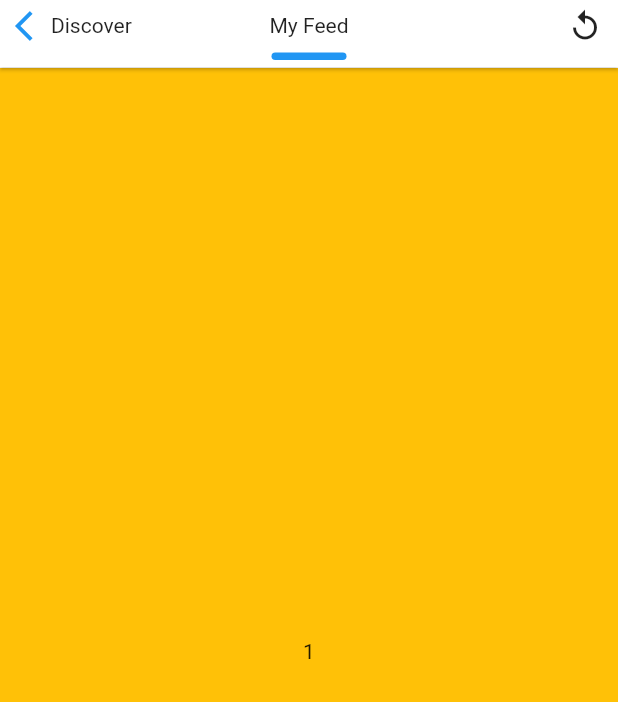
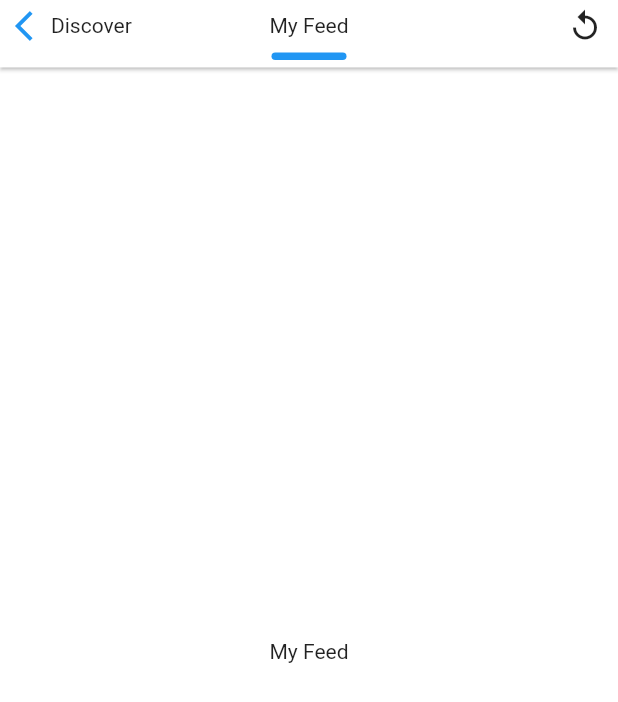
Before and after one commit to RafidKhan/inshorts, a Flutter app: the screen it shows after launch, after a tap on "My Feed", on a phone screen of 412 x 824 dp. Shown: the top 702 px of the screen. Run offline on Flutter 3.47's test engine with Material 2 defaults, Android fonts, the phone set to English and light mode, and no system bars; our stand-ins replace get.

Commit message:
discover

```diff
--- a/lib/dashboard/discover/discover_page.dart
+++ b/lib/dashboard/discover/discover_page.dart
@@ -1,10 +1,136 @@
 import 'package:flutter/material.dart';
+import 'package:inshorts/dashboard/discover/widgets/select_topic.dart';
 
 class DiscoverPage extends StatelessWidget {
   const DiscoverPage({Key? key}) : super(key: key);
 
   @override
   Widget build(BuildContext context) {
-    return const Placeholder();
+    return SingleChildScrollView(
+      physics: const BouncingScrollPhysics(),
+      child: Column(
+        crossAxisAlignment: CrossAxisAlignment.start,
+        children: [
+          SingleChildScrollView(
+            physics: const BouncingScrollPhysics(),
+            scrollDirection: Axis.horizontal,
+            child: Row(
+              children: const [
+                SelectTopic(
+                  image: "assets/images/image.png",
+                  title: "Add",
+                ),
+                SelectTopic(
+                  image: "assets/images/image.png",
+                  title: "Remove",
+                ),
+                SelectTopic(
+                  image: "assets/images/image.png",
+                  title: "Add",
+                ),
+                SelectTopic(
+                  image: "assets/images/image.png",
+                  title: "Remove",
+                ),
+                SelectTopic(
+                  image: "assets/images/image.png",
+                  title: "Add",
+                ),
+                SelectTopic(
+                  image: "assets/images/image.png",
+                  title: "Remove",
+                ),
+                SelectTopic(
+                  image: "assets/images/image.png",
+                  title: "Add",
+                ),
+                SelectTopic(
+                  image: "assets/images/image.png",
+                  title: "Remove",
+                ),
+                SelectTopic(
+                  image: "assets/images/image.png",
+                  title: "Add",
+                ),
+                SelectTopic(
+                  image: "assets/images/image.png",
+                  title: "Remove",
+                ),
+                SelectTopic(
+                  image: "assets/images/image.png",
+                  title: "Add",
+                ),
+                SelectTopic(
+                  image: "assets/images/image.png",
+                  title: "Remove",
+                ),
+                SelectTopic(
+                  image: "assets/images/image.png",
+                  title: "Add",
+                ),
+                SelectTopic(
+                  image: "assets/images/image.png",
+                  title: "Remove",
+                ),
+                SelectTopic(
+                  image: "assets/images/image.png",
+                  title: "Add",
+                ),
+                SelectTopic(
+                  image: "assets/images/image.png",
+                  title: "Remove",
+                ),
+              ],
+            ),
+          ),
+          const Padding(
+            padding: EdgeInsets.only(left: 24),
+            child: Text(
+              "TOPICS",
+              style: TextStyle(
+                fontWeight: FontWeight.bold,
+              ),
+            ),
+          ),
+          GridView.builder(
+              padding: EdgeInsets.symmetric(
+                horizontal: 24,
+                vertical: 10,
+              ),
+              shrinkWrap: true,
+              physics: const NeverScrollableScrollPhysics(),
+              gridDelegate: const SliverGridDelegateWithFixedCrossAxisCount(
+                childAspectRatio: 2 / 3,
+                mainAxisSpacing: 10,
+                crossAxisSpacing: 10,
+                crossAxisCount: 3,
+              ),
+              itemCount: 10,
+              itemBuilder: (BuildContext context, index) {
+                return Stack(
+                  alignment: Alignment.bottomLeft,
+                  children: [
+                    ClipRRect(
+                      borderRadius: BorderRadius.circular(8),
+                      child: Image.asset(
+                        "assets/images/dummy.jpeg",
+                      ),
+                    ),
+                    const Padding(
+                      padding: EdgeInsets.all(8.0),
+                      child: Text(
+                        "Russia-Ukraine Conflict",
+                        style: TextStyle(
+                          fontSize: 14,
+                          fontWeight: FontWeight.bold,
+                        ),
+                      ),
+                    )
+                  ],
+                );
+              }),
+        ],
+      ),
+    );
   }
 }
--- /dev/null
+++ b/lib/dashboard/discover/widgets/select_topic.dart
@@ -0,0 +1,36 @@
+import 'package:flutter/material.dart';
+
+class SelectTopic extends StatelessWidget {
+  final String image;
+  final String title;
+
+  const SelectTopic({
+    Key? key,
+    required this.title,
+    required this.image,
+  }) : super(key: key);
+
+  @override
+  Widget build(BuildContext context) {
+    return Container(
+      margin: const EdgeInsets.only(
+        left: 24,
+        bottom: 20,
+        top: 20
+      ),
+      child: Column(
+        children: [
+          Image.asset(
+            image,
+            height: 40,
+            width: 40,
+          ),
+          const SizedBox(
+            height: 5,
+          ),
+          Text(title),
+        ],
+      ),
+    );
+  }
+}
--- /dev/null
+++ b/lib/dashboard/my_feed/my_feed_page.dart
@@ -0,0 +1,12 @@
+import 'package:flutter/material.dart';
+
+class MyFeedPage extends StatelessWidget {
+  const MyFeedPage({Key? key}) : super(key: key);
+
+  @override
+  Widget build(BuildContext context) {
+    return const Center(
+      child: Text("My Feed"),
+    );
+  }
+}
--- a/lib/dashboard/pageview_section/pageview_section.dart
+++ b/lib/dashboard/pageview_section/pageview_section.dart
@@ -1,6 +1,8 @@
 import 'package:flutter/material.dart';
 import 'package:get/get.dart';
 import 'package:inshorts/controller/dashboard_controller.dart';
+import 'package:inshorts/dashboard/discover/discover_page.dart';
+import 'package:inshorts/dashboard/my_feed/my_feed_page.dart';
 
 class PageViewSection extends StatelessWidget {
   const PageViewSection({Key? key}) : super(key: key);
@@ -8,19 +10,12 @@ class PageViewSection extends StatelessWidget {
   @override
   Widget build(BuildContext context) {
     return GetBuilder<DashboardController>(builder: (controller) {
-      return PageView.builder(
+      return PageView(
         controller: controller.pageController,
-        itemCount: 2,
-        itemBuilder: (context, index) {
-          return Container(
-            color: Colors.amber,
-            child: Center(
-              child: Text(
-                controller.currentPageIndex.toString(),
-              ),
-            ),
-          );
-        },
+        children: const[
+          DiscoverPage(),
+          MyFeedPage(),
+        ],
         onPageChanged: (index) {
           controller.currentPageIndex = index;
           controller.update();
--- a/pubspec.yaml
+++ b/pubspec.yaml
@@ -20,3 +20,5 @@ dev_dependencies:
 
 flutter:
   uses-material-design: true
+  assets:
+    - assets/images/
```
Also changed, not shown: assets/images/dummy.jpeg (added), assets/images/image.png (added).
